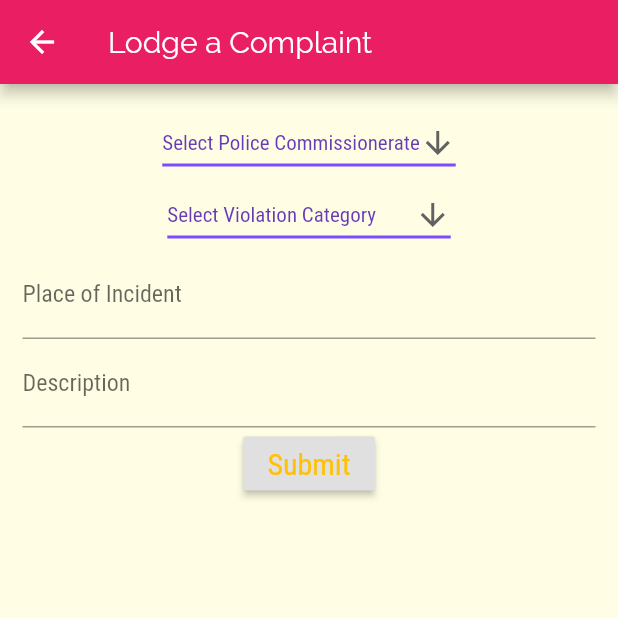
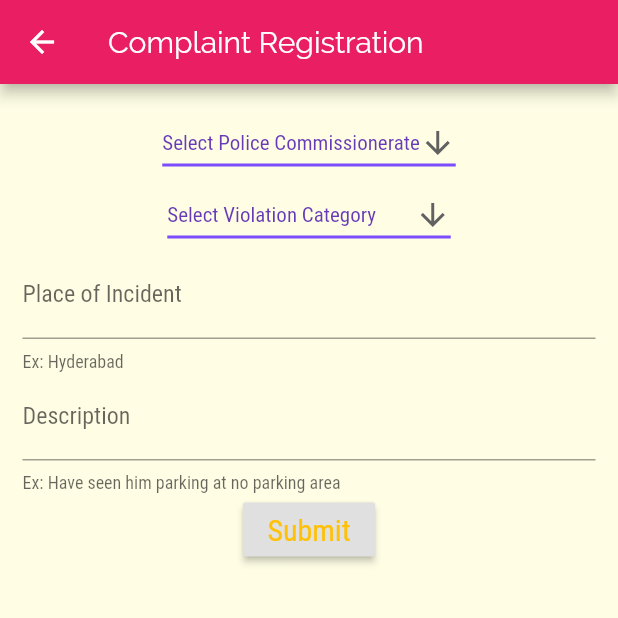
Before and after one commit to RakeshSirikonda/CopCitizen_SIH2020, a Flutter app: the CategoryComplaintPage screen opened directly, on a phone screen of 412 x 824 dp, the top half of it. Run offline on Flutter 3.47's test engine with Material 2 defaults, Android fonts, the phone set to English and light mode, and no system bars; network calls fail; project files that could hold a hidden picture were left out.

Commit message:
made ui changes and added helper texts

```diff
--- a/lib/category_complaint.dart
+++ b/lib/category_complaint.dart
@@ -26,7 +26,7 @@ class CategoryComplaintPage extends StatelessWidget {
     // TODO: implement build
     return Scaffold(
         appBar: AppBar(
-          title: Text('Lodge a Complaint'),
+          title: Text('Complaint Registration'),
         ),
         body: CategoryComplaintPageStateful(),
     );
@@ -70,7 +70,7 @@ class _CategoryComplaintPageStateful
             items: <String>[
               'Select Police Commissionerate',
               'Hyderabad',
-              'Cyberbad',
+              'Cyberabad',
               'Rachakonda',
               'Warangal',
               'Siddipet',
@@ -79,6 +79,9 @@ class _CategoryComplaintPageStateful
               'Nizamabad',
               'Khammam',
               'Nalgonda',
+              'Jagtial',
+              'Korutla',
+              'Metpally'
             ].map<DropdownMenuItem<String>>((String value) {
               return DropdownMenuItem<String>(
                 value: value,
@@ -119,11 +122,13 @@ class _CategoryComplaintPageStateful
           ),
           TextField(
             decoration: InputDecoration(
+              helperText: 'Ex: Hyderabad',
               labelText: 'Place of Incident',
             ),
           ),
           TextField(
             decoration: InputDecoration(
+              helperText: 'Ex: Have seen him parking at no parking area',
               labelText: 'Description',
             ),
           ),
```
Also changed, not shown: lib/buttonExample.dart (+16 -4 lines), pubspec.lock.
